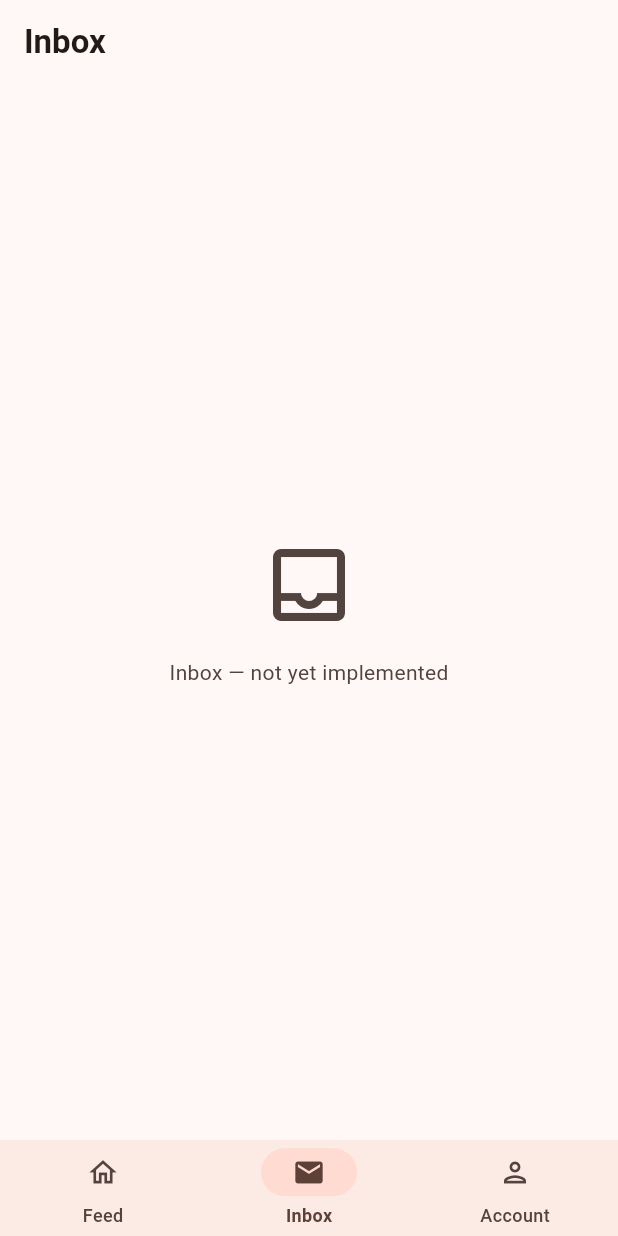
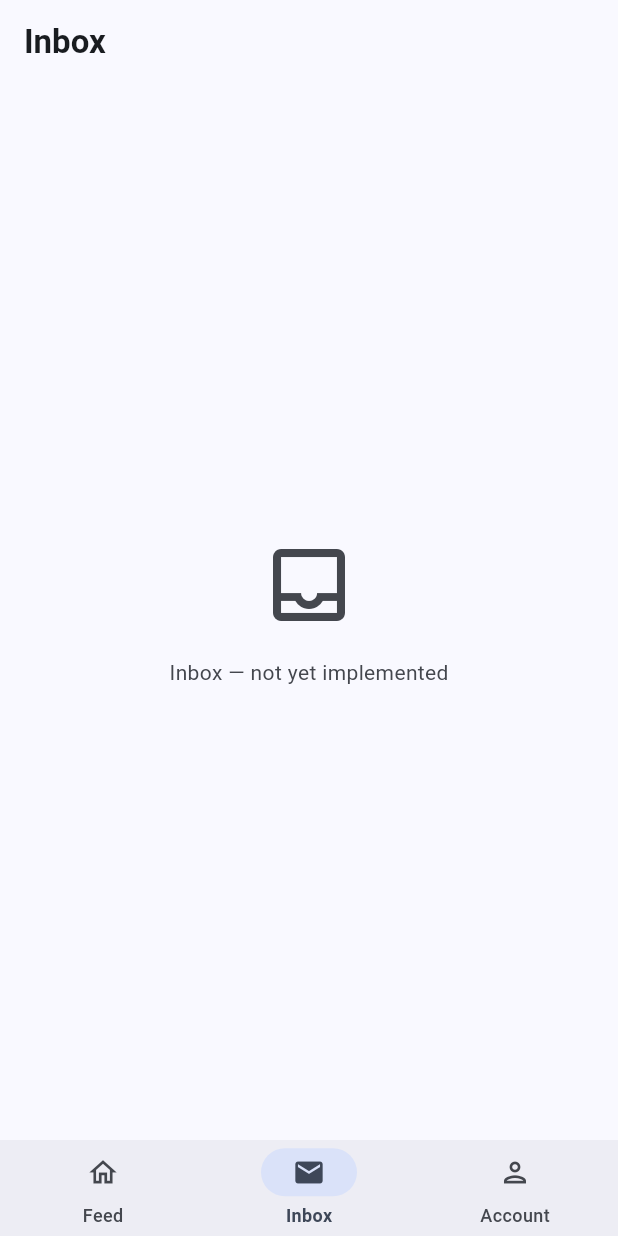
Before and after one commit to ignamiranda/fspez, a Flutter app: the screen it shows after launch, item 2 of the bottom bar chosen, on a phone screen of 412 x 824 dp. Run offline on Flutter 3.47's test engine with Material 3 defaults, Android fonts, the phone set to English and light mode, and no system bars; our stand-ins replace equatable, flutter_riverpod, shared_preferences; missing offline and left inert: flutter_inappwebview; accounts and stored records are empty; network calls fail.

Commit message:
Change color scheme to deep blue seed

```diff
--- a/lib/src/presentation/theme.dart
+++ b/lib/src/presentation/theme.dart
@@ -3,7 +3,7 @@ import 'package:flutter/material.dart';
 class FspezTheme {
   static ThemeData light() {
     final colorScheme = ColorScheme.fromSeed(
-      seedColor: const Color(0xFFFF4500),
+      seedColor: const Color(0xFF1565C0),
       brightness: Brightness.light,
     );
     return _build(colorScheme);
@@ -11,7 +11,7 @@ class FspezTheme {
 
   static ThemeData dark() {
     final colorScheme = ColorScheme.fromSeed(
-      seedColor: const Color(0xFFFF4500),
+      seedColor: const Color(0xFF1565C0),
       brightness: Brightness.dark,
     );
     return _build(colorScheme);
```
